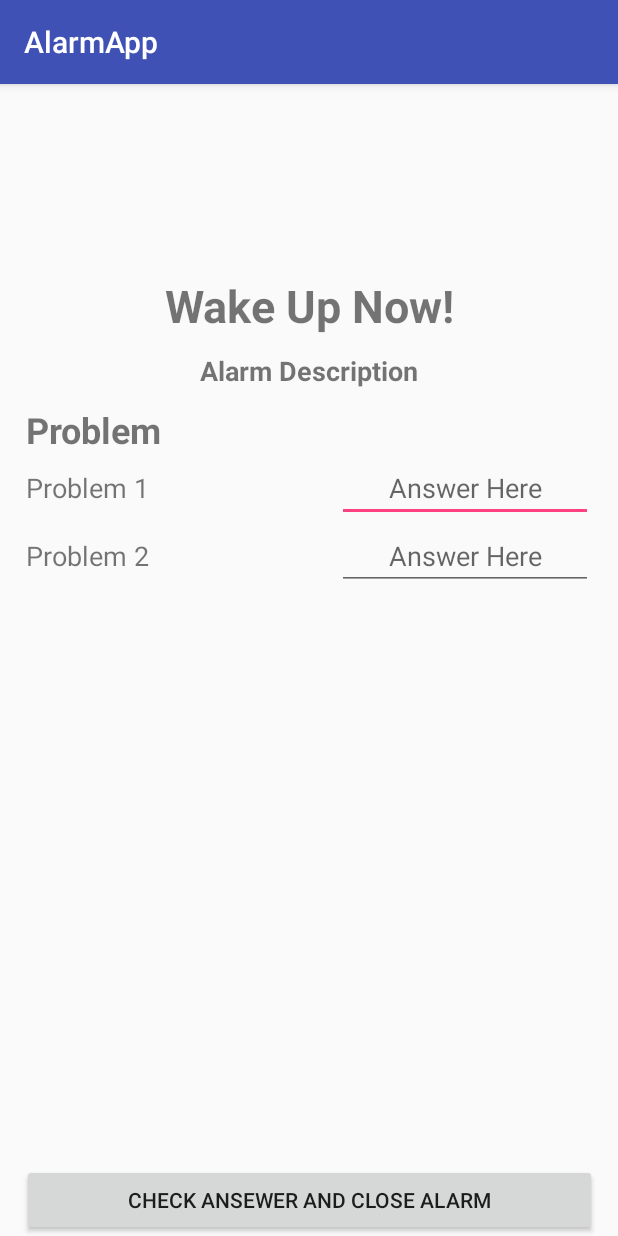
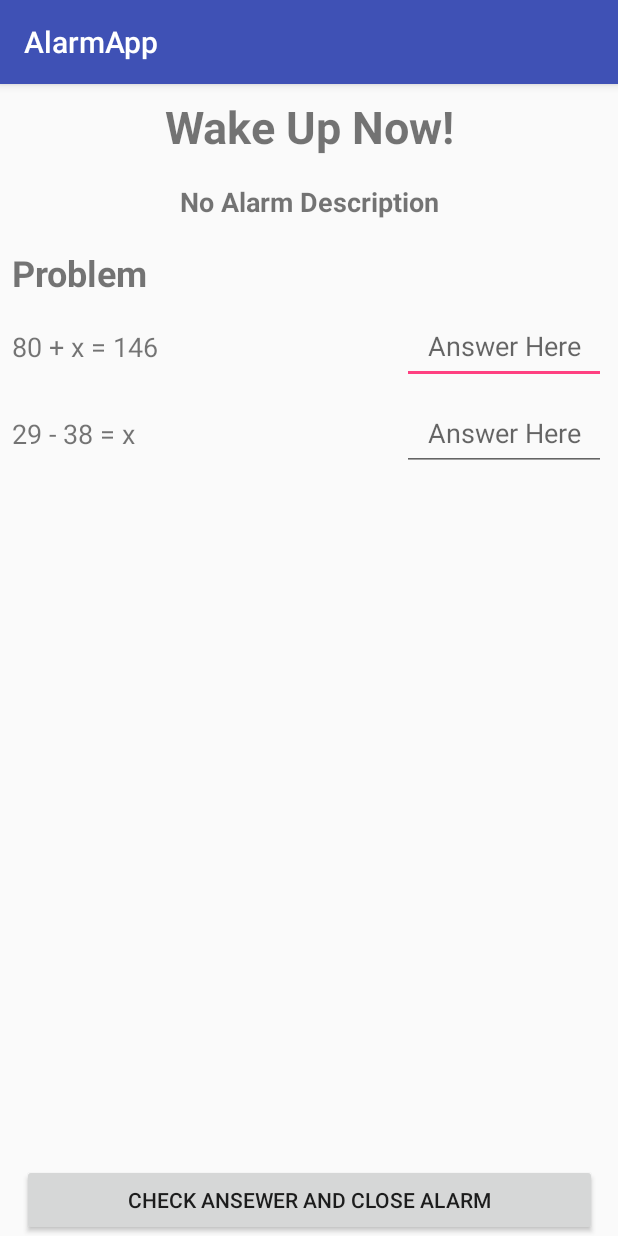
Before and after one commit to guitarpawat/AlarmApp, an Android app: the AlarmAlertActivity screen opened directly, with no data from a screen before it, on a phone screen of 412 x 824 dp. Run offline under Robolectric (Android 15) with nearby library versions, the light colour scheme and no system bars; 3 statements that could not run were skipped.

```diff
--- a/app/build.gradle
+++ b/app/build.gradle
@@ -26,7 +26,7 @@ android {
 
 dependencies {
     implementation fileTree(include: ['*.jar'], dir: 'libs')
-    implementation "org.jetbrains.kotlin:kotlin-stdlib-jre7:$kotlin_version"
+    implementation "org.jetbrains.kotlin:kotlin-stdlib-jdk7:$kotlin_version"
     implementation 'com.android.support:appcompat-v7:27.1.1'
     implementation 'com.android.support.constraint:constraint-layout:1.1.0'
     testImplementation 'junit:junit:4.12'
--- a/app/src/main/java/com/example/guitarpawat/alarmapp/AlarmAlertActivity.kt
+++ b/app/src/main/java/com/example/guitarpawat/alarmapp/AlarmAlertActivity.kt
@@ -1,12 +1,39 @@
 package com.example.guitarpawat.alarmapp
 
+import android.content.Intent
 import android.support.v7.app.AppCompatActivity
 import android.os.Bundle
+import android.view.View
+import android.widget.Toast
+import kotlinx.android.synthetic.main.activity_alarm_alert.*
 
 class AlarmAlertActivity : AppCompatActivity() {
+
+    lateinit var alarm: Alarm
+    private val problem1 = ProblemGenerator.generateProblem()
+    private val problem2 = ProblemGenerator.generateProblem()
 
     override fun onCreate(savedInstanceState: Bundle?) {
         super.onCreate(savedInstanceState)
         setContentView(R.layout.activity_alarm_alert)
+        alarm = Alarm.extractBundle(intent.getBundleExtra("alarm"))
+        alarmDescriptionTextView.text = alarm.description
+        problem1Text.text = problem1.getProblem()
+        problem2Text.text = problem2.getProblem()
+    }
+
+    fun onCheckButtonClick(view: View) {
+        try {
+            if (problem1.isAnswerMatch(problem1Answer.text.toString().toInt()) &&
+                    problem2.isAnswerMatch(problem2Answer.text.toString().toInt())) {
+                val service = intent.getParcelableExtra<Intent>("service")
+                stopService(service)
+                finishAffinity()
+            } else {
+                Toast.makeText(this, "Wrong Answer!", Toast.LENGTH_SHORT).show()
+            }
+        }catch(e: NumberFormatException) {
+            Toast.makeText(this, "The answer is integer!", Toast.LENGTH_SHORT).show()
+        }
     }
 }
--- a/app/src/main/java/com/example/guitarpawat/alarmapp/AlarmPresenter.kt
+++ b/app/src/main/java/com/example/guitarpawat/alarmapp/AlarmPresenter.kt
@@ -1,6 +1,7 @@
 package com.example.guitarpawat.alarmapp
 
 class AlarmPresenter(val view: AlarmView, val repository: AlarmRepository) {
+
     fun start() {
         repository.loadAlarms()
         updateAlarm()
--- a/app/src/main/java/com/example/guitarpawat/alarmapp/AlarmRepository.kt
+++ b/app/src/main/java/com/example/guitarpawat/alarmapp/AlarmRepository.kt
@@ -32,4 +32,6 @@ abstract class AlarmRepository {
     open fun removeAlarm(pos: Int) {
         alarmList.removeAt(pos)
     }
+
+    abstract fun findID(alarm: Alarm): Long
 }
--- a/app/src/main/java/com/example/guitarpawat/alarmapp/ProblemGenerator.kt
+++ b/app/src/main/java/com/example/guitarpawat/alarmapp/ProblemGenerator.kt
@@ -1,5 +1,6 @@
 package com.example.guitarpawat.alarmapp
 
+import android.util.Log
 import java.util.*
 
 object ProblemGenerator {
@@ -13,6 +14,7 @@ object ProblemGenerator {
         val ans: Int
         val str: String
         val op: String
+        val res: Int
         when(operator) {
             0 -> {
                 ans = a+b
@@ -27,18 +29,21 @@ object ProblemGenerator {
                 op = "*"
             }
         }
-        str = when(x) {
+        when(x) {
             0 -> {
-                "x $op $b = $ans"
+                str = "x $op $b = $ans"
+                res = a
             }
             1 -> {
-                "$a $op x = $ans"
+                str = "$a $op x = $ans"
+                res = b
             }
             else -> {
-                "$a $op $b = x"
+                str = "$a $op $b = x"
+                res = ans
             }
         }
-        return Problem(str, ans)
+        return Problem(str, res)
     }
 
     class Problem(private val problem: String,private val answer: Int) {
@@ -46,6 +51,7 @@ object ProblemGenerator {
             return ans==answer
         }
         fun getProblem(): String {
+            Log.println(Log.ASSERT,"ans",answer.toString())
             return problem
         }
     }
--- a/app/src/main/java/com/example/guitarpawat/alarmapp/SetAlarmActivity.kt
+++ b/app/src/main/java/com/example/guitarpawat/alarmapp/SetAlarmActivity.kt
@@ -34,6 +34,7 @@ class SetAlarmActivity : AppCompatActivity(){
         description.setText(alarm.description)
         activeSwitch.isChecked = alarm.active
         updateDays()
+
     }
 
     fun onSetButtonClicked(view: View) {
--- a/app/src/main/java/com/example/guitarpawat/alarmapp/StoredAlarmRepository.kt
+++ b/app/src/main/java/com/example/guitarpawat/alarmapp/StoredAlarmRepository.kt
@@ -80,7 +80,7 @@ class StoredAlarmRepository(context: Context): AlarmRepository() {
                 "WHERE $COLUMN_ID = ?", arrayOf(id.toString()))
     }
 
-    private fun findID(alarm: Alarm): Long {
+    override fun findID(alarm: Alarm): Long {
         for(i in 0 until alarmList.size) {
             if(alarm==getAlarm(i)) {
                 return ids[i]
--- a/app/src/main/res/layout/activity_alarm_alert.xml
+++ b/app/src/main/res/layout/activity_alarm_alert.xml
@@ -6,99 +6,112 @@
     android:layout_height="match_parent"
     tools:context=".AlarmAlertActivity">
 
-    <LinearLayout
-        android:layout_width="378dp"
-        android:layout_height="466dp"
-        android:layout_marginBottom="8dp"
+    <TextView
+        android:id="@+id/noticeTextView"
+        android:layout_width="match_parent"
+        android:layout_height="39dp"
         android:layout_marginEnd="8dp"
         android:layout_marginStart="8dp"
         android:layout_marginTop="8dp"
-        android:orientation="vertical"
-        app:layout_constraintBottom_toTopOf="@+id/checkButton"
-        app:layout_constraintEnd_toEndOf="parent"
-        app:layout_constraintStart_toStartOf="parent"
-        app:layout_constraintTop_toTopOf="parent">
-
-        <TextView
-            android:id="@+id/noticeTextView"
-            android:layout_width="match_parent"
-            android:layout_height="wrap_content"
         android:text="Wake Up Now!"
         android:textAlignment="center"
         android:textSize="30sp"
-            android:textStyle="bold" />
+        android:textStyle="bold"
+        app:layout_constraintEnd_toEndOf="parent"
+        app:layout_constraintStart_toStartOf="parent"
+        app:layout_constraintTop_toTopOf="parent" />
 
     <TextView
         android:id="@+id/alarmDescriptionTextView"
         android:layout_width="match_parent"
         android:layout_height="wrap_content"
+        android:layout_marginEnd="8dp"
+        android:layout_marginStart="8dp"
+        android:layout_marginTop="8dp"
         android:gravity="center"
+        android:hint="No alarm description."
         android:lines="2"
-            android:text="Alarm Description"
+        android:text="No Alarm Description"
         android:textAlignment="center"
         android:textSize="18sp"
-            android:textStyle="bold" />
+        android:textStyle="bold"
+        app:layout_constraintEnd_toEndOf="parent"
+        app:layout_constraintHorizontal_bias="0.0"
+        app:layout_constraintStart_toStartOf="parent"
+        app:layout_constraintTop_toBottomOf="@+id/noticeTextView" />
 
     <TextView
         android:id="@+id/problemTextView"
         android:layout_width="match_parent"
         android:layout_height="wrap_content"
+        android:layout_marginEnd="8dp"
+        android:layout_marginStart="8dp"
+        android:layout_marginTop="8dp"
         android:text="Problem"
         android:textSize="24sp"
-            android:textStyle="bold" />
-
-        <LinearLayout
-            android:layout_width="match_parent"
-            android:layout_height="wrap_content"
-            android:orientation="horizontal"
-            android:weightSum="5">
+        android:textStyle="bold"
+        app:layout_constraintEnd_toEndOf="parent"
+        app:layout_constraintStart_toStartOf="parent"
+        app:layout_constraintTop_toBottomOf="@+id/alarmDescriptionTextView" />
 
     <TextView
         android:id="@+id/problem1Text"
-                android:layout_width="match_parent"
-                android:layout_height="wrap_content"
+        android:layout_width="225dp"
+        android:layout_height="50dp"
+        android:layout_marginStart="8dp"
+        android:layout_marginTop="8dp"
         android:layout_weight="4"
+        android:gravity="center_vertical"
         android:text="Problem 1"
-                android:textSize="18sp" />
+        android:textSize="18sp"
+        app:layout_constraintStart_toStartOf="parent"
+        app:layout_constraintTop_toBottomOf="@+id/problemTextView" />
 
     <EditText
         android:id="@+id/problem1Answer"
-                android:layout_width="wrap_content"
-                android:layout_height="wrap_content"
+        android:layout_width="136dp"
+        android:layout_height="50dp"
+        android:layout_marginEnd="8dp"
+        android:layout_marginStart="8dp"
+        android:layout_marginTop="8dp"
         android:layout_weight="1"
         android:ems="10"
         android:hint="Answer Here"
         android:inputType="textPersonName"
-                android:textAlignment="center" />
-        </LinearLayout>
-
-        <LinearLayout
-            android:layout_width="match_parent"
-            android:layout_height="wrap_content"
-            android:orientation="horizontal"
-            android:weightSum="5">
+        android:textAlignment="center"
+        app:layout_constraintEnd_toEndOf="parent"
+        app:layout_constraintHorizontal_bias="1.0"
+        app:layout_constraintStart_toEndOf="@+id/problem1Text"
+        app:layout_constraintTop_toBottomOf="@+id/problemTextView" />
 
     <TextView
         android:id="@+id/problem2Text"
-                android:layout_width="match_parent"
-                android:layout_height="wrap_content"
+        android:layout_width="225dp"
+        android:layout_height="50dp"
+        android:layout_marginStart="8dp"
+        android:layout_marginTop="8dp"
         android:layout_weight="4"
+        android:gravity="center_vertical"
         android:text="Problem 2"
-                android:textSize="18sp" />
+        android:textSize="18sp"
+        app:layout_constraintStart_toStartOf="parent"
+        app:layout_constraintTop_toBottomOf="@+id/problem1Text" />
 
     <EditText
         android:id="@+id/problem2Answer"
-                android:layout_width="wrap_content"
-                android:layout_height="wrap_content"
+        android:layout_width="136dp"
+        android:layout_height="50dp"
+        android:layout_marginEnd="8dp"
+        android:layout_marginTop="8dp"
         android:layout_weight="1"
         android:ems="10"
         android:hint="Answer Here"
         android:inputType="textPersonName"
-                android:textAlignment="center" />
-
-        </LinearLayout>
-
-    </LinearLayout>
+        android:textAlignment="center"
+        app:layout_constraintEnd_toEndOf="parent"
+        app:layout_constraintHorizontal_bias="1.0"
+        app:layout_constraintStart_toEndOf="@+id/problem2Text"
+        app:layout_constraintTop_toBottomOf="@+id/problem1Answer" />
 
     <Button
         android:id="@+id/checkButton"
@@ -107,6 +120,7 @@
         android:layout_marginEnd="8dp"
         android:layout_marginStart="8dp"
         android:layout_weight="4"
+        android:onClick="onCheckButtonClick"
         android:text="Check ansewer and close alarm"
         app:layout_constraintBottom_toBottomOf="parent"
         app:layout_constraintEnd_toEndOf="parent"
```
Also changed, not shown: app/src/main/AndroidManifest.xml (+23 -3 lines), app/src/main/java/com/example/guitarpawat/alarmapp/AlarmReceiver.kt (added, +84 -0 lines), app/src/main/java/com/example/guitarpawat/alarmapp/MainActivity.kt (+46 -4 lines), app/src/main/java/com/example/guitarpawat/alarmapp/MockAlarmRepository.kt (+7 -2 lines), app/src/main/java/com/example/guitarpawat/alarmapp/RingService.kt (added, +27 -0 lines), app/src/main/res/layout/activity_set_alarm.xml (+18 -10 lines), app/src/main/res/layout/alarm_list_layout.xml (+6 -6 lines), 1 other file. Lines whose indentation alone changed are shown as unchanged.
